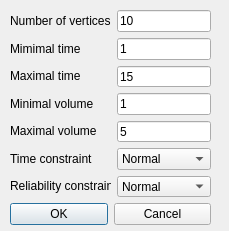
First picture: the form in src/SchedulerGUI/Windows/RandomSystemDialog.ui, repository DanielZorin/movepoint, before the edit.
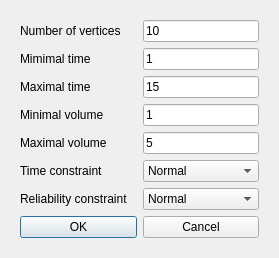
Second picture: the form after the edit.

Commit message: [~] Scheduler GUI: layouts redone, windows are now expanding and nice.

```diff
--- a/src/SchedulerGUI/Windows/RandomSystemDialog.ui
+++ b/src/SchedulerGUI/Windows/RandomSystemDialog.ui
@@ -5,38 +5,55 @@
    <rect>
     <x>0</x>
     <y>0</y>
-    <width>229</width>
-    <height>231</height>
+    <width>279</width>
+    <height>251</height>
    </rect>
   </property>
+  <property name="sizePolicy" >
+   <sizepolicy vsizetype="Expanding" hsizetype="Expanding" >
+    <horstretch>0</horstretch>
+    <verstretch>0</verstretch>
+   </sizepolicy>
+  </property>
   <property name="windowTitle" >
    <string>Create Random System</string>
   </property>
   <property name="locale" >
    <locale country="UnitedStates" language="English" />
   </property>
-  <widget class="QWidget" name="verticalLayoutWidget" >
-   <property name="geometry" >
-    <rect>
-     <x>10</x>
-     <y>10</y>
-     <width>201</width>
-     <height>215</height>
-    </rect>
-   </property>
+  <layout class="QHBoxLayout" name="horizontalLayout_3" >
+   <item>
+    <widget class="QWidget" native="1" name="centralwidget" >
+     <property name="sizePolicy" >
+      <sizepolicy vsizetype="Preferred" hsizetype="Preferred" >
+       <horstretch>0</horstretch>
+       <verstretch>0</verstretch>
+      </sizepolicy>
+     </property>
+     <layout class="QVBoxLayout" name="verticalLayout_4" >
+      <item>
    <layout class="QVBoxLayout" name="verticalLayout" >
     <property name="sizeConstraint" >
-     <enum>QLayout::SetNoConstraint</enum>
+         <enum>QLayout::SetDefaultConstraint</enum>
     </property>
     <item>
      <layout class="QHBoxLayout" name="horizontalLayout_2" >
       <property name="sizeConstraint" >
-       <enum>QLayout::SetNoConstraint</enum>
+           <enum>QLayout::SetDefaultConstraint</enum>
       </property>
       <item>
        <layout class="QVBoxLayout" name="verticalLayout_3" >
+            <property name="sizeConstraint" >
+             <enum>QLayout::SetDefaultConstraint</enum>
+            </property>
         <item>
          <widget class="QLabel" name="label" >
+              <property name="sizePolicy" >
+               <sizepolicy vsizetype="Preferred" hsizetype="Expanding" >
+                <horstretch>0</horstretch>
+                <verstretch>0</verstretch>
+               </sizepolicy>
+              </property>
           <property name="text" >
            <string>Number of vertices</string>
           </property>
@@ -44,6 +61,12 @@
         </item>
         <item>
          <widget class="QLabel" name="label_3" >
+              <property name="sizePolicy" >
+               <sizepolicy vsizetype="Preferred" hsizetype="Expanding" >
+                <horstretch>0</horstretch>
+                <verstretch>0</verstretch>
+               </sizepolicy>
+              </property>
           <property name="text" >
            <string>Mimimal time</string>
           </property>
@@ -51,6 +74,12 @@
         </item>
         <item>
          <widget class="QLabel" name="label_2" >
+              <property name="sizePolicy" >
+               <sizepolicy vsizetype="Preferred" hsizetype="Expanding" >
+                <horstretch>0</horstretch>
+                <verstretch>0</verstretch>
+               </sizepolicy>
+              </property>
           <property name="text" >
            <string>Maximal time</string>
           </property>
@@ -58,6 +87,12 @@
         </item>
         <item>
          <widget class="QLabel" name="label_5" >
+              <property name="sizePolicy" >
+               <sizepolicy vsizetype="Preferred" hsizetype="Expanding" >
+                <horstretch>0</horstretch>
+                <verstretch>0</verstretch>
+               </sizepolicy>
+              </property>
           <property name="text" >
            <string>Minimal volume</string>
           </property>
@@ -65,6 +100,12 @@
         </item>
         <item>
          <widget class="QLabel" name="label_4" >
+              <property name="sizePolicy" >
+               <sizepolicy vsizetype="Preferred" hsizetype="Expanding" >
+                <horstretch>0</horstretch>
+                <verstretch>0</verstretch>
+               </sizepolicy>
+              </property>
           <property name="text" >
            <string>Maximal volume</string>
           </property>
@@ -72,6 +113,12 @@
         </item>
         <item>
          <widget class="QLabel" name="label_6" >
+              <property name="sizePolicy" >
+               <sizepolicy vsizetype="Preferred" hsizetype="Expanding" >
+                <horstretch>0</horstretch>
+                <verstretch>0</verstretch>
+               </sizepolicy>
+              </property>
           <property name="text" >
            <string>Time constraint</string>
           </property>
@@ -79,6 +126,12 @@
         </item>
         <item>
          <widget class="QLabel" name="label_7" >
+              <property name="sizePolicy" >
+               <sizepolicy vsizetype="Preferred" hsizetype="Preferred" >
+                <horstretch>0</horstretch>
+                <verstretch>0</verstretch>
+               </sizepolicy>
+              </property>
           <property name="text" >
            <string>Reliability constraint</string>
           </property>
@@ -88,6 +141,9 @@
       </item>
       <item>
        <layout class="QVBoxLayout" name="verticalLayout_2" >
+            <property name="sizeConstraint" >
+             <enum>QLayout::SetDefaultConstraint</enum>
+            </property>
         <item>
          <widget class="QLineEdit" name="n" >
           <property name="text" >
@@ -125,6 +181,12 @@
         </item>
         <item>
          <widget class="QComboBox" name="tdir" >
+              <property name="sizePolicy" >
+               <sizepolicy vsizetype="Fixed" hsizetype="Preferred" >
+                <horstretch>0</horstretch>
+                <verstretch>0</verstretch>
+               </sizepolicy>
+              </property>
           <property name="currentIndex" >
            <number>2</number>
           </property>
@@ -152,6 +214,12 @@
         </item>
         <item>
          <widget class="QComboBox" name="rdir" >
+              <property name="sizePolicy" >
+               <sizepolicy vsizetype="Fixed" hsizetype="Preferred" >
+                <horstretch>0</horstretch>
+                <verstretch>0</verstretch>
+               </sizepolicy>
+              </property>
           <property name="currentIndex" >
            <number>2</number>
           </property>
@@ -200,7 +268,11 @@
      </layout>
     </item>
    </layout>
-  </widget>
+      </item>
+     </layout>
+    </widget>
+   </item>
+  </layout>
  </widget>
  <resources/>
  <connections>
```
Lines whose indentation alone changed are shown as unchanged. The commit also changes 9 other files.
